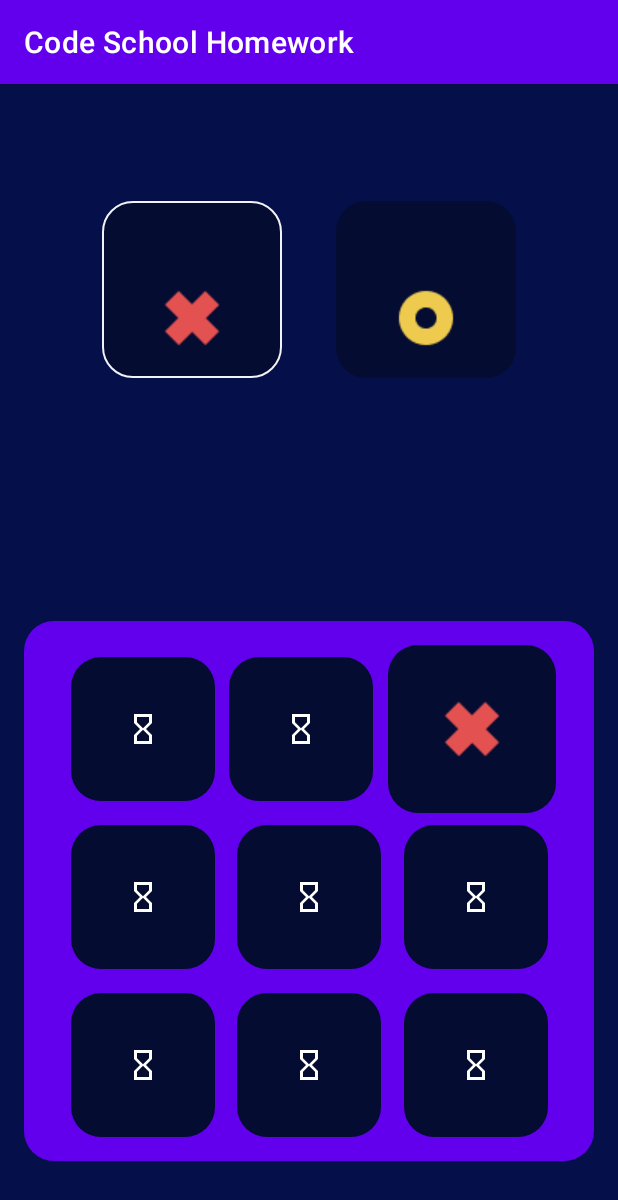
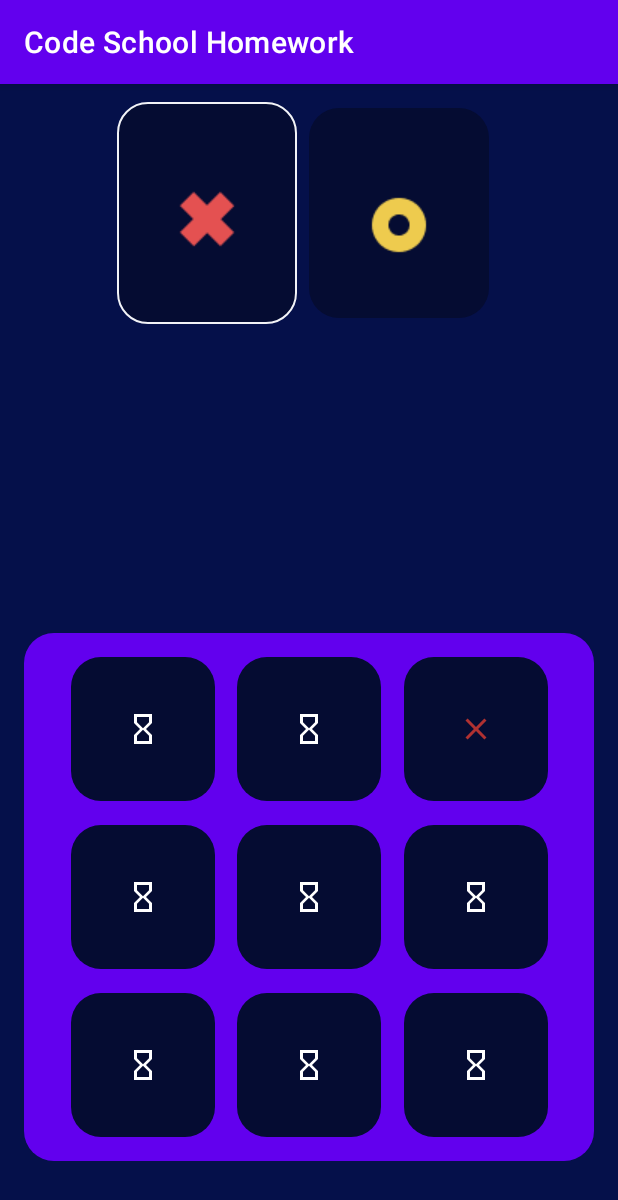
Before and after one commit to KarenSuqiasyan/CodeSchoolAndroidLessons, an Android app: the TicTacToeGameActivity screen opened directly, with no data from a screen before it, after a tap on an icon or button, on a phone screen of 412 x 824 dp. Shown: the top 1200 px of the screen. Run offline under Robolectric (Android 15) with nearby library versions, the phone set to English and light mode, and no system bars.

Commit message:
tictactoe changes

```diff
--- a/app/src/main/java/com/example/codeschoolandroidlessons/tictactoe/MyDialog.kt
+++ b/app/src/main/java/com/example/codeschoolandroidlessons/tictactoe/MyDialog.kt
@@ -2,9 +2,8 @@ package com.example.codeschoolandroidlessons.tictactoe
 
 import android.app.Dialog
 import android.content.Context
+import android.content.Intent
 import android.os.Bundle
-import android.os.Message
-import com.example.codeschoolandroidlessons.databinding.ActivityTicTacToeGameBinding
 import com.example.codeschoolandroidlessons.databinding.MyDialogLayoutBinding
 
 class MyDialog(context: Context, message: String, ticTacToeGameActivity: TicTacToeGameActivity) :
@@ -31,5 +30,15 @@ class MyDialog(context: Context, message: String, ticTacToeGameActivity: TicTacT
             ticTacToeGameActivity.replay()
             dismiss()
         }
+        binding.exitButton.setOnClickListener {
+            System.out
+        }
+        binding.changeNamesButton.setOnClickListener {
+            val intent = Intent(ticTacToeGameActivity, PlayersActivity::class.java)
+            ticTacToeGameActivity.replay()
+            ticTacToeGameActivity.startActivity(intent)
+            dismiss()
+        }
     }
+
 }
--- a/app/src/main/java/com/example/codeschoolandroidlessons/tictactoe/TicTacToeGameActivity.kt
+++ b/app/src/main/java/com/example/codeschoolandroidlessons/tictactoe/TicTacToeGameActivity.kt
@@ -16,6 +16,8 @@ class TicTacToeGameActivity : AppCompatActivity() {
     var boxPositions = arrayOf(0, 0, 0, 0, 0, 0, 0, 0, 0)
     var playerTurn = 1
     var totalSelectedBoxes = 1
+    var countX = 1
+    var countO = 1
 
 
     private lateinit var binding: ActivityTicTacToeGameBinding
@@ -90,15 +92,17 @@ class TicTacToeGameActivity : AppCompatActivity() {
     private fun performAction(imageView: ImageView, selectedPosition: Int) {
         boxPositions[selectedPosition] = playerTurn
         if (playerTurn == 1) {
-            imageView.setImageResource(R.drawable.ic_x)
+            imageView.setImageResource(R.drawable.ic_cross)
             if (winCheck()) {
                 val dialog = MyDialog(
                     this@TicTacToeGameActivity,
-                    "${binding.TextViewPlayerOne.text} $ has win the match",
+                    "${binding.TextViewPlayerOne.text} has win the match",
                     this@TicTacToeGameActivity
                 )
                 dialog.setCancelable(false)
                 dialog.show()
+                binding.TextviewScoreX.text = countX.toString()
+                countX++
             } else if (totalSelectedBoxes == 9) {
                 val dialog = MyDialog(
                     this@TicTacToeGameActivity,
@@ -112,15 +116,17 @@ class TicTacToeGameActivity : AppCompatActivity() {
                 totalSelectedBoxes++
             }
         } else {
-            imageView.setImageResource(R.drawable.ic_o)
+            imageView.setImageResource(R.drawable.ic_circle)
             if (winCheck()) {
                 val dialog = MyDialog(
                     this@TicTacToeGameActivity,
-                    "${binding.TextViewPlayerTwo.text} $ has win the match",
+                    "${binding.TextViewPlayerTwo.text} has win the match",
                     this@TicTacToeGameActivity
                 )
                 dialog.setCancelable(false)
                 dialog.show()
+                binding.TextviewScoreO.text = countO.toString()
+                countO++
             } else if (selectedPosition == 9) {
                 val dialog = MyDialog(
                     this@TicTacToeGameActivity,
--- /dev/null
+++ b/app/src/main/res/drawable/ic_circle.xml
@@ -0,0 +1,10 @@
+<vector xmlns:android="http://schemas.android.com/apk/res/android"
+    android:width="24dp"
+    android:height="24dp"
+    android:tint="#E0C22C"
+    android:viewportWidth="24"
+    android:viewportHeight="24">
+    <path
+        android:fillColor="@android:color/white"
+        android:pathData="M12,2C6.47,2 2,6.47 2,12c0,5.53 4.47,10 10,10s10,-4.47 10,-10C22,6.47 17.53,2 12,2zM12,20c-4.42,0 -8,-3.58 -8,-8c0,-4.42 3.58,-8 8,-8s8,3.58 8,8C20,16.42 16.42,20 12,20z" />
+</vector>
--- /dev/null
+++ b/app/src/main/res/drawable/ic_cross.xml
@@ -0,0 +1,10 @@
+<vector xmlns:android="http://schemas.android.com/apk/res/android"
+    android:width="24dp"
+    android:height="24dp"
+    android:tint="#B03131"
+    android:viewportWidth="24"
+    android:viewportHeight="24">
+    <path
+        android:fillColor="@android:color/white"
+        android:pathData="M19,6.41L17.59,5 12,10.59 6.41,5 5,6.41 10.59,12 5,17.59 6.41,19 12,13.41 17.59,19 19,17.59 13.41,12z" />
+</vector>
--- a/app/src/main/res/layout/activity_tic_tac_toe_game.xml
+++ b/app/src/main/res/layout/activity_tic_tac_toe_game.xml
@@ -11,7 +11,7 @@
         android:id="@+id/container"
         android:layout_width="match_parent"
         android:layout_height="wrap_content"
-        android:layout_marginTop="78dp"
+        android:layout_marginTop="@dimen/_8"
         android:gravity="center"
         android:orientation="horizontal"
         app:layout_constraintEnd_toEndOf="parent"
@@ -28,11 +28,11 @@
 
             <TextView
                 android:id="@+id/TextViewPlayerOne"
-                android:maxLines="1"
                 android:layout_width="match_parent"
                 android:layout_height="wrap_content"
                 android:layout_marginTop="@dimen/_16"
                 android:gravity="center"
+                android:maxLines="1"
                 android:text="@string/player_one"
                 android:textColor="@color/white"
                 android:textSize="16sp"
@@ -46,6 +46,14 @@
                 android:layout_marginBottom="20dp"
                 android:src="@drawable/ic_x" />
 
+            <TextView
+                android:id="@+id/TextviewScoreX"
+                android:layout_width="wrap_content"
+                android:layout_height="wrap_content"
+                android:layout_marginBottom="@dimen/_8"
+                android:textColor="@color/white"
+                android:textSize="16sp" />
+
 
         </LinearLayout>
 
@@ -53,18 +61,18 @@
             android:id="@+id/playerTwoLayout"
             android:layout_width="120dp"
             android:layout_height="wrap_content"
-            android:layout_marginStart="@dimen/_36"
+            android:layout_margin="@dimen/_8"
             android:background="@drawable/round_back_dark_blue_border"
             android:gravity="center"
             android:orientation="vertical">
 
             <TextView
                 android:id="@+id/TextViewPlayerTwo"
-                android:maxLines="1"
                 android:layout_width="match_parent"
                 android:layout_height="wrap_content"
                 android:layout_marginTop="@dimen/_16"
                 android:gravity="center"
+                android:maxLines="1"
                 android:text="@string/player_two"
                 android:textColor="@color/white"
                 android:textSize="16sp"
@@ -78,6 +86,13 @@
                 android:layout_marginBottom="20dp"
                 android:src="@drawable/ic_o" />
 
+            <TextView
+                android:id="@+id/TextviewScoreO"
+                android:layout_width="wrap_content"
+                android:layout_height="wrap_content"
+                android:textColor="@color/white"
+                android:textSize="16sp" />
+
         </LinearLayout>
 
     </LinearLayout>
@@ -85,12 +100,15 @@
     <androidx.constraintlayout.widget.ConstraintLayout
         android:layout_width="match_parent"
         android:layout_height="0dp"
-        android:padding="@dimen/_16"
         android:layout_marginStart="@dimen/_16"
+        android:layout_marginTop="112dp"
         android:layout_marginEnd="@dimen/_16"
         android:layout_marginBottom="@dimen/_50"
         android:background="@drawable/round_back_purple"
-        app:layout_constraintBottom_toBottomOf="parent">
+        android:padding="@dimen/_16"
+        app:layout_constraintBottom_toBottomOf="parent"
+        app:layout_constraintEnd_toEndOf="parent"
+        app:layout_constraintStart_toStartOf="parent">
 
         <ImageView
             android:id="@+id/imageview1"
@@ -98,8 +116,8 @@
             android:layout_height="wrap_content"
             android:background="@drawable/round_back_dark_blue_border"
             android:padding="@dimen/_36"
+            android:scaleType="centerCrop"
             android:src="@drawable/ic_empty"
-            android:scaleType="centerCrop"
             app:layout_constraintBottom_toBottomOf="parent"
             app:layout_constraintEnd_toStartOf="@id/imageview2"
             app:layout_constraintStart_toStartOf="parent" />
@@ -110,8 +128,8 @@
             android:layout_height="wrap_content"
             android:background="@drawable/round_back_dark_blue_border"
             android:padding="@dimen/_36"
+            android:scaleType="centerCrop"
             android:src="@drawable/ic_empty"
-            android:scaleType="centerCrop"
             app:layout_constraintEnd_toStartOf="@id/imageview3"
             app:layout_constraintStart_toEndOf="@id/imageview1"
             app:layout_constraintTop_toTopOf="@id/imageview1" />
@@ -122,8 +140,8 @@
             android:layout_height="wrap_content"
             android:background="@drawable/round_back_dark_blue_border"
             android:padding="@dimen/_36"
+            android:scaleType="centerCrop"
             android:src="@drawable/ic_empty"
-            android:scaleType="centerCrop"
             app:layout_constraintEnd_toEndOf="parent"
             app:layout_constraintStart_toEndOf="@id/imageview2"
             app:layout_constraintTop_toTopOf="@id/imageview2" />
@@ -135,8 +153,8 @@
             android:layout_marginBottom="@dimen/_16"
             android:background="@drawable/round_back_dark_blue_border"
             android:padding="@dimen/_36"
+            android:scaleType="centerCrop"
             android:src="@drawable/ic_empty"
-            android:scaleType="centerCrop"
             app:layout_constraintBottom_toTopOf="@id/imageview1"
             app:layout_constraintEnd_toEndOf="@id/imageview1"
             app:layout_constraintStart_toStartOf="@id/imageview1" />
@@ -147,8 +165,8 @@
             android:layout_height="wrap_content"
             android:background="@drawable/round_back_dark_blue_border"
             android:padding="@dimen/_36"
+            android:scaleType="centerCrop"
             android:src="@drawable/ic_empty"
-            android:scaleType="centerCrop"
             app:layout_constraintBottom_toBottomOf="@id/imageview4"
             app:layout_constraintEnd_toStartOf="@id/imageview6"
             app:layout_constraintStart_toEndOf="@id/imageview4"
@@ -162,8 +180,8 @@
             android:layout_height="wrap_content"
             android:background="@drawable/round_back_dark_blue_border"
             android:padding="@dimen/_36"
+            android:scaleType="centerCrop"
             android:src="@drawable/ic_empty"
-            android:scaleType="centerCrop"
             app:layout_constraintBottom_toBottomOf="@id/imageview5"
             app:layout_constraintEnd_toEndOf="parent"
             app:layout_constraintStart_toEndOf="@id/imageview5"
@@ -176,9 +194,9 @@
             android:layout_width="0dp"
             android:layout_height="wrap_content"
             android:layout_marginBottom="@dimen/_16"
-            android:scaleType="centerCrop"
             android:background="@drawable/round_back_dark_blue_border"
             android:padding="@dimen/_36"
+            android:scaleType="centerCrop"
             android:src="@drawable/ic_empty"
             app:layout_constraintBottom_toTopOf="@id/imageview4"
             app:layout_constraintStart_toStartOf="@id/imageview4" />
@@ -188,8 +206,8 @@
             android:layout_width="wrap_content"
             android:layout_height="wrap_content"
             android:background="@drawable/round_back_dark_blue_border"
+            android:padding="@dimen/_36"
             android:scaleType="centerCrop"
-            android:padding="@dimen/_36"
             android:src="@drawable/ic_empty"
             app:layout_constraintBottom_toBottomOf="@id/imageview7"
             app:layout_constraintEnd_toStartOf="@id/imageview9"
@@ -201,8 +219,8 @@
             android:layout_width="wrap_content"
             android:layout_height="wrap_content"
             android:background="@drawable/round_back_dark_blue_border"
+            android:padding="@dimen/_36"
             android:scaleType="centerCrop"
-            android:padding="@dimen/_36"
             android:src="@drawable/ic_empty"
             app:layout_constraintBottom_toBottomOf="@id/imageview8"
             app:layout_constraintEnd_toEndOf="parent"
--- a/app/src/main/res/values/dimensions.xml
+++ b/app/src/main/res/values/dimensions.xml
@@ -7,6 +7,4 @@
     <dimen name="_50">50dp</dimen>
     <dimen name="_75">75dp</dimen>
     <dimen name="_124">124dp</dimen>
-
-
 </resources>
```
